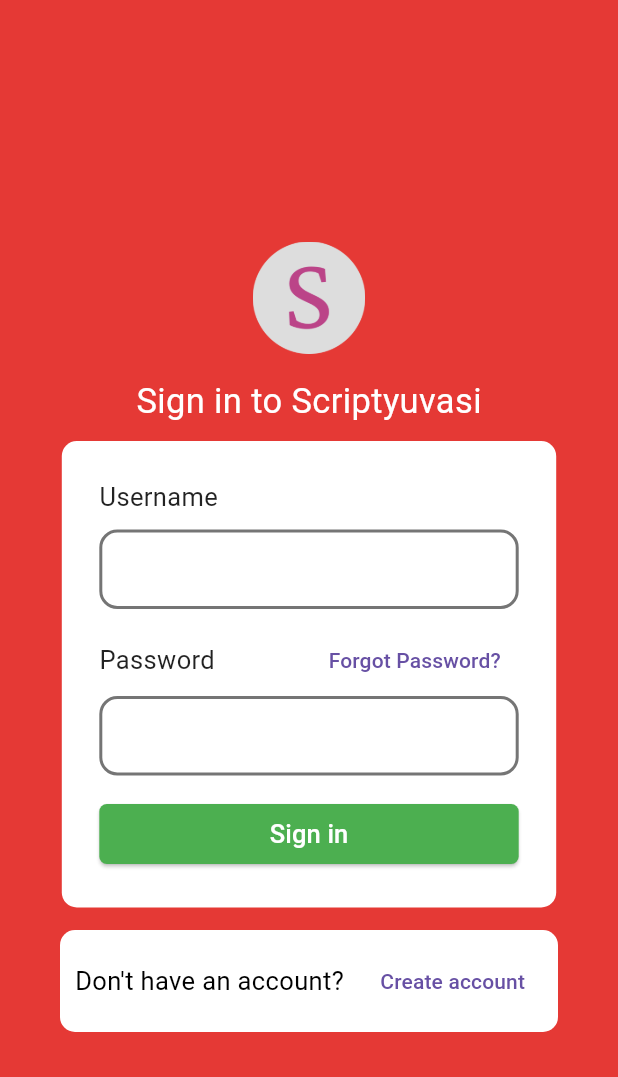
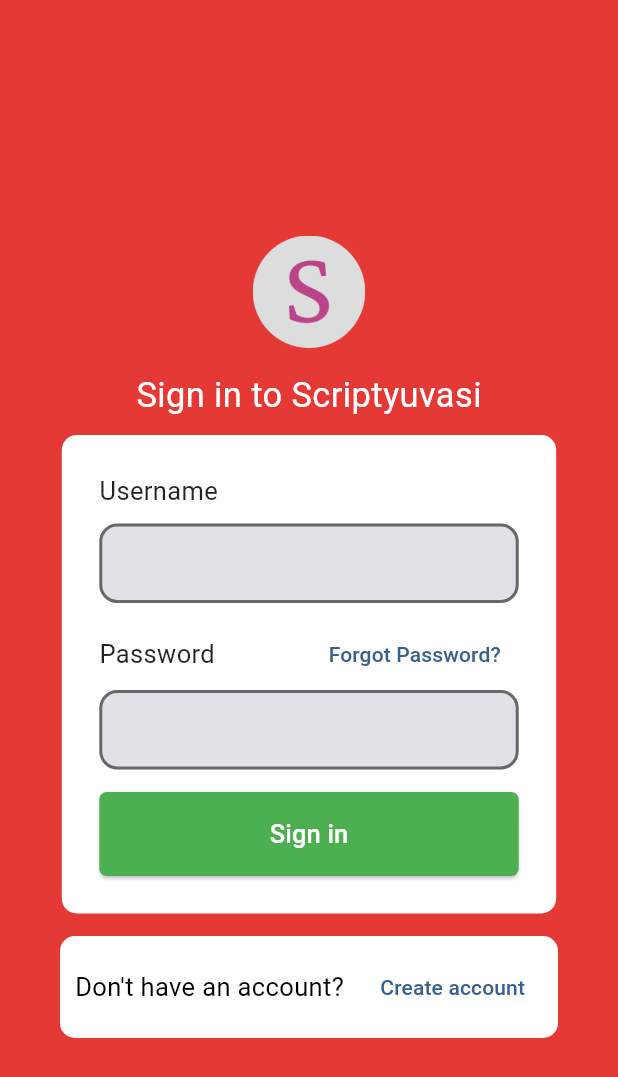
Before and after one commit to nurullahturkoglu/flutter-jwt-auth-for-wordpress, a Flutter app: the screen it shows after launch, on a phone screen of 412 x 824 dp. Shown: the top 1077 px of the screen. Run offline on Flutter 3.47's test engine with Material 3 defaults, Android fonts, the phone set to English and light mode, and no system bars; our stand-ins replace dio, flutter_secure_storage, shared_preferences; accounts and stored records are empty.

Commit message:
feat: implement Material Design 3 theme
- Add Material 3 theme configuration
- Configure color scheme and card themes
- Update input decoration and button themes
- Use constants for app title and routes

```diff
--- a/lib/main.dart
+++ b/lib/main.dart
@@ -1,4 +1,6 @@
 import 'package:flutter/material.dart';
+import 'package:flutter_jwt_auth/constants/app_routes.dart';
+import 'package:flutter_jwt_auth/constants/app_strings.dart';
 import 'package:flutter_jwt_auth/pages/view/books_page.dart';
 import 'package:flutter_jwt_auth/pages/view/login_page.dart';
 import 'package:flutter_jwt_auth/pages/view/profile_page.dart';
@@ -16,13 +18,41 @@ class MyApp extends StatelessWidget {
   @override
   Widget build(BuildContext context) {
     return MaterialApp(
-      title: 'JWT Auth Tutorial',
+      title: AppStrings.appTitle,
+      theme: ThemeData(
+        useMaterial3: true,
+        colorScheme: ColorScheme.fromSeed(
+          seedColor: Colors.blue,
+          brightness: Brightness.light,
+        ),
+        cardTheme: CardThemeData(
+          elevation: 2,
+          shape: RoundedRectangleBorder(
+            borderRadius: BorderRadius.circular(16),
+          ),
+        ),
+        inputDecorationTheme: InputDecorationTheme(
+          filled: true,
+          border: OutlineInputBorder(
+            borderRadius: BorderRadius.circular(12),
+          ),
+        ),
+        elevatedButtonTheme: ElevatedButtonThemeData(
+          style: ElevatedButton.styleFrom(
+            padding: const EdgeInsets.symmetric(horizontal: 24, vertical: 16),
+            shape: RoundedRectangleBorder(
+              borderRadius: BorderRadius.circular(12),
+            ),
+          ),
+        ),
+      ),
       routes: {
-        '/login': (context) => const LoginPage(),
-        '/register': (context) => const RegisterPage(),
-        '/home': (context) => const AuthMiddleware(child: HomePage()),
-        '/book': (context) => const AuthMiddleware(child: BookPage()),
-        '/profile': (context) => const AuthMiddleware(child: ProfilePage()),
+        AppRoutes.login: (context) => const LoginPage(),
+        AppRoutes.register: (context) => const RegisterPage(),
+        AppRoutes.home: (context) => const AuthMiddleware(child: HomePage()),
+        AppRoutes.book: (context) => const AuthMiddleware(child: BookPage()),
+        AppRoutes.profile: (context) =>
+            const AuthMiddleware(child: ProfilePage()),
       },
       home: const AuthMiddleware(child: HomePage()),
     );
```
